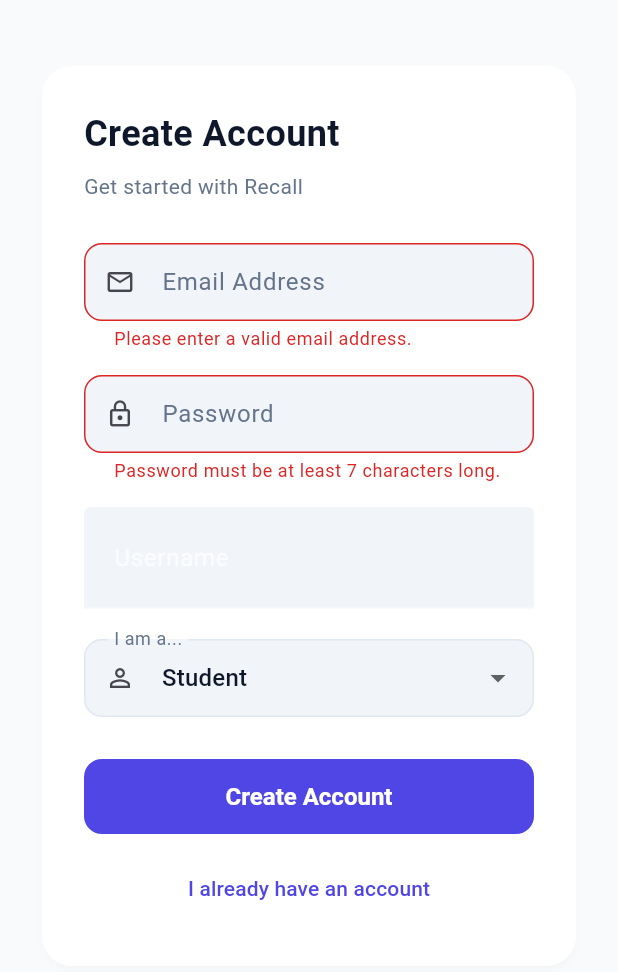
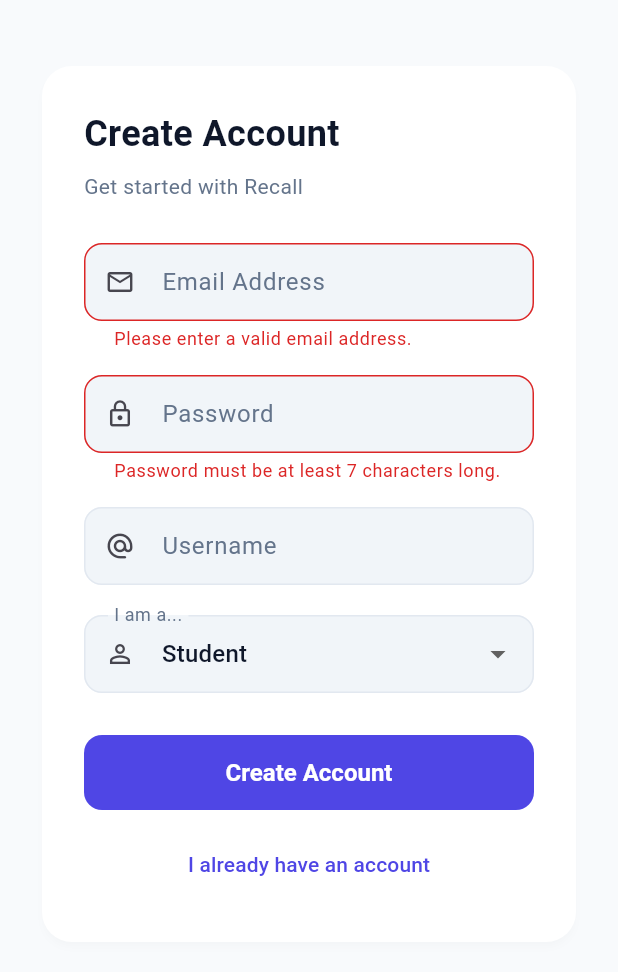
Before and after one commit to Adamjusoh/flashcard-mobile-app, a Flutter app: the screen it shows after launch, after a tap on "Sign In", after a tap on "Create new account", on a phone screen of 412 x 824 dp, the part 264-1236 px from its top. Run offline on Flutter 3.47's test engine with Material 3 defaults, Android fonts, the phone set to English and light mode, and no system bars; our stand-ins replace cloud_firestore, firebase_auth, firebase_core, qr_flutter; missing offline and left inert: mobile_scanner; accounts and stored records are empty.

Commit message:
fix: consistent username field styling, remove QR title text, show username in profile

```diff
--- a/lib/screens/auth_screen.dart
+++ b/lib/screens/auth_screen.dart
@@ -189,17 +189,10 @@
                           // Username Field (Only visible during Registration)
                           if (!_isLogin)
                             TextFormField(
-                              style: const TextStyle(color: Colors.white),
-                              decoration: InputDecoration(
+                              style: const TextStyle(color: Color(0xFF0F172A)),
+                              decoration: const InputDecoration(
                                 labelText: 'Username',
-                                labelStyle: const TextStyle(color: Colors.white70),
-                                enabledBorder: UnderlineInputBorder(
-                                  borderSide: BorderSide(color: Colors.white.withOpacity(0.5)),
-                                ),
-                                focusedBorder: const UnderlineInputBorder(
-                                  borderSide: BorderSide(color: Colors.white),
-                                ),
-                                errorStyle: const TextStyle(color: Colors.yellowAccent),
+                                prefixIcon: Icon(Icons.alternate_email_rounded, size: 20),
                               ),
                               validator: (value) {
                                 if (!_isLogin) {
--- a/lib/screens/profile_screen.dart
+++ b/lib/screens/profile_screen.dart
@@ -14,6 +14,7 @@
   final FirebaseFirestore _firestore = FirebaseFirestore.instance;
 
   String _userEmail = '';
+  String _username = '';
   String _userRole = 'Loading...';
   bool _isLoading = true;
 
@@ -36,6 +37,7 @@
         if (userDoc.exists) {
           setState(() {
             _userRole = userDoc.data()?['role'] ?? 'Student';
+            _username = userDoc.data()?['username'] ?? '';
           });
         }
       } catch (e) {
@@ -165,9 +167,9 @@
           ),
         ),
         const SizedBox(height: 16),
-        // Email
+        // Username
         Text(
-          _userEmail,
+          _username.isNotEmpty ? '@$_username' : _userEmail,
           style: const TextStyle(
             fontSize: 17,
             fontWeight: FontWeight.w600,
```
Also changed, not shown: lib/screens/qr_display_screen.dart (+4 -13 lines).
